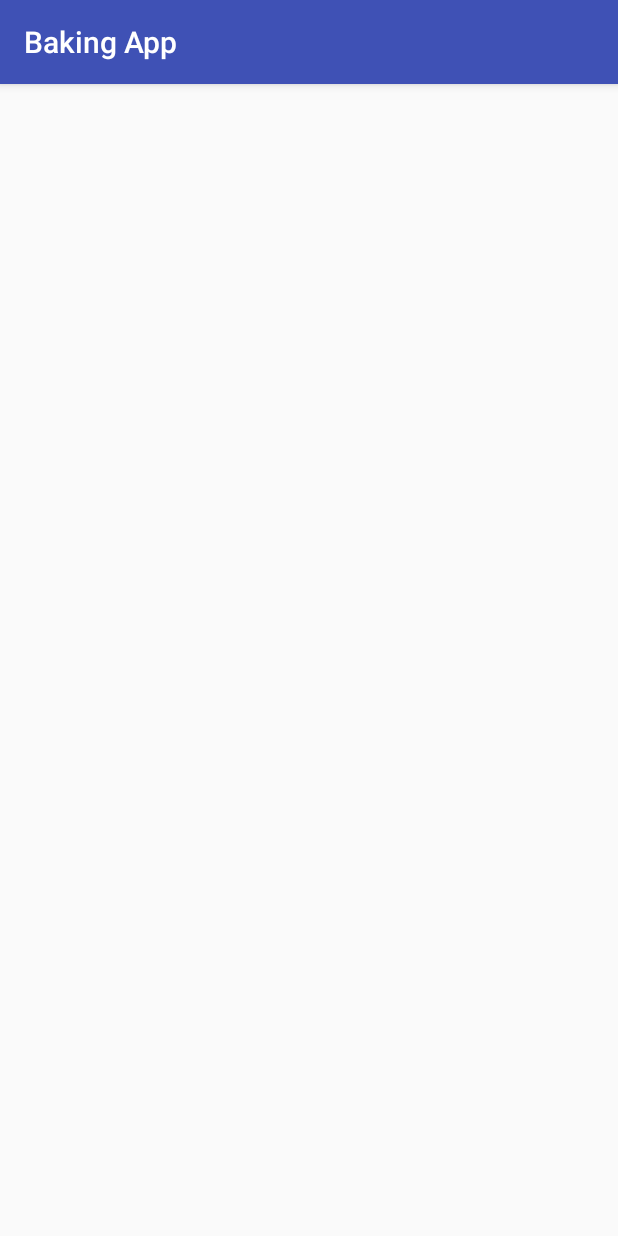
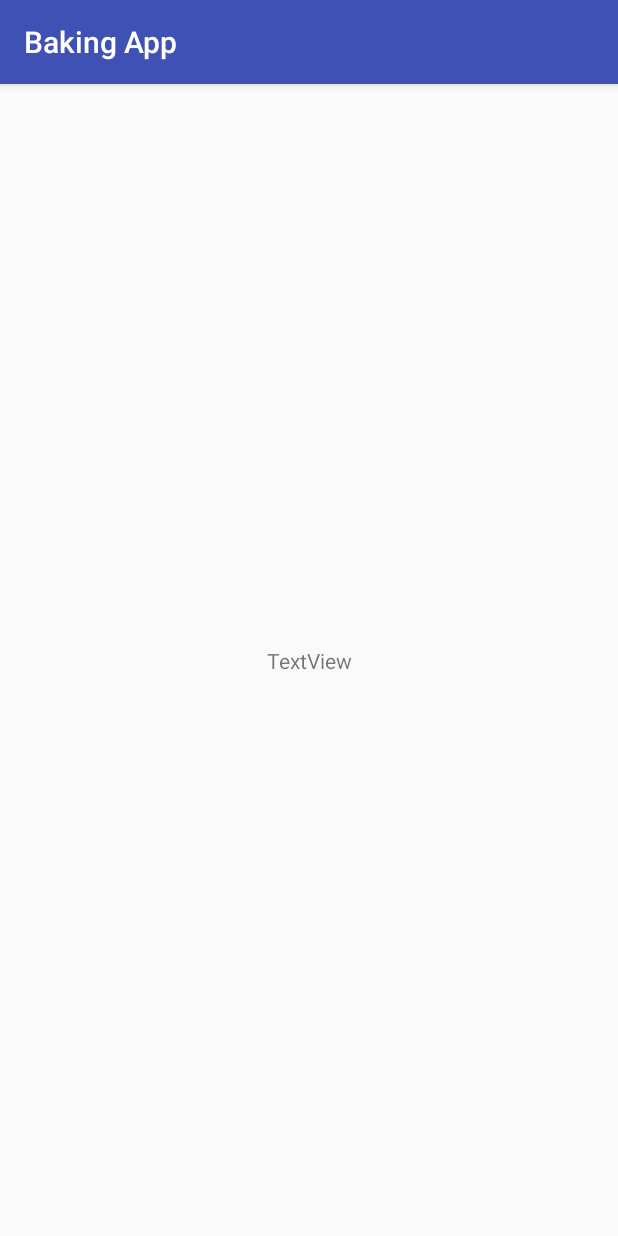
Before and after one commit to piotrwelpa/BakingApp, an Android app: the CakeDetailsActivity screen opened directly, with no data from a screen before it, on a phone screen of 412 x 824 dp. Run offline under Robolectric (Android 15) with nearby library versions, the phone set to English and light mode, and no system bars; 2 statements that could not run were skipped.

Commit message:
feat: add ingredients fragment
add sending cake object to Detail Activity

```diff
--- a/app/src/main/AndroidManifest.xml
+++ b/app/src/main/AndroidManifest.xml
@@ -19,7 +19,7 @@
                 <category android:name="android.intent.category.LAUNCHER" />
             </intent-filter>
         </activity>
-        <activity android:name=".CakeDetailsActivity"></activity>
+        <activity android:name=".ui.CakeDetailsActivity"></activity>
     </application>
 
 </manifest>
--- /dev/null
+++ b/app/src/main/java/com/example/piotr/bakingapp/ui/CakeDetailsActivity.java
@@ -0,0 +1,50 @@
+package com.example.piotr.bakingapp.ui;
+
+import android.content.res.Resources;
+import android.support.v4.app.FragmentManager;
+import android.support.v7.app.AppCompatActivity;
+import android.os.Bundle;
+
+import com.example.piotr.bakingapp.R;
+import com.example.piotr.bakingapp.model.Cake;
+import com.example.piotr.bakingapp.ui.adapter.MasterListAdapter;
+
+public class CakeDetailsActivity extends AppCompatActivity {
+
+    Cake cake;
+
+    @Override
+    protected void onCreate(Bundle savedInstanceState) {
+        super.onCreate(savedInstanceState);
+        setContentView(R.layout.activity_cake_details);
+
+        setCake(getIntent().getExtras().getParcelable(MasterListAdapter.KEY_CAKE_ITEM));
+        setTitle(cake.getName());
+
+        if (isPhone()){
+            populatePhoneUi();
+        }
+    }
+
+    private boolean isPhone() {
+        try {
+            getResources().getBoolean(R.bool.isTablet);
+            return false;
+        }catch(Resources.NotFoundException e){
+            return true;
+        }
+    }
+
+    private void setCake(Cake cake) {
+        this.cake = cake;
+    }
+
+    private void populatePhoneUi(){
+        IngredientsFragment ingredientsFragment = new IngredientsFragment();
+
+        FragmentManager fragmentManager = getSupportFragmentManager();
+        fragmentManager.beginTransaction()
+                .add(R.id.ingredients_container, ingredientsFragment)
+                .commit();
+    }
+}
--- /dev/null
+++ b/app/src/main/java/com/example/piotr/bakingapp/ui/IngredientsFragment.java
@@ -0,0 +1,37 @@
+package com.example.piotr.bakingapp.ui;
+
+import android.content.Context;
+import android.net.Uri;
+import android.os.Bundle;
+import android.support.v4.app.Fragment;
+import android.view.LayoutInflater;
+import android.view.View;
+import android.view.ViewGroup;
+
+import com.example.piotr.bakingapp.R;
+
+/**
+ * A simple {@link Fragment} subclass.
+ * Activities that contain this fragment must implement the
+ * {@link IngredientsFragment.OnFragmentInteractionListener} interface
+ * to handle interaction events.
+ * Use the {@link IngredientsFragment#newInstance} factory method to
+ * create an instance of this fragment.
+ */
+public class IngredientsFragment extends Fragment {
+
+
+    public IngredientsFragment() {
+        // Required empty public constructor
+    }
+
+
+    @Override
+    public View onCreateView(LayoutInflater inflater, ViewGroup container,
+                             Bundle savedInstanceState) {
+        // Inflate the layout for this fragment
+        return inflater.inflate(R.layout.fragment_ingredients, container, false);
+    }
+
+
+}
--- a/app/src/main/res/layout/activity_cake_details.xml
+++ b/app/src/main/res/layout/activity_cake_details.xml
@@ -1,9 +1,6 @@
-<?xml version="1.0" encoding="utf-8"?>
-<android.support.constraint.ConstraintLayout xmlns:android="http://schemas.android.com/apk/res/android"
-    xmlns:app="http://schemas.android.com/apk/res-auto"
-    xmlns:tools="http://schemas.android.com/tools"
+<FrameLayout
+    xmlns:android="http://schemas.android.com/apk/res/android"
+    android:id="@+id/ingredients_container"
     android:layout_width="match_parent"
     android:layout_height="match_parent"
-    tools:context=".CakeDetailsActivity">
-
-</android.support.constraint.ConstraintLayout>
+    />
--- /dev/null
+++ b/app/src/main/res/layout/fragment_ingredients.xml
@@ -0,0 +1,22 @@
+<?xml version="1.0" encoding="utf-8"?>
+<android.support.constraint.ConstraintLayout xmlns:android="http://schemas.android.com/apk/res/android"
+    xmlns:app="http://schemas.android.com/apk/res-auto"
+    xmlns:tools="http://schemas.android.com/tools"
+    android:layout_width="match_parent"
+    android:layout_height="match_parent"
+    tools:context=".ui.IngredientsFragment">
+
+    <TextView
+        android:id="@+id/textView"
+        android:layout_width="wrap_content"
+        android:layout_height="wrap_content"
+        android:layout_marginBottom="8dp"
+        android:layout_marginEnd="8dp"
+        android:layout_marginStart="8dp"
+        android:layout_marginTop="8dp"
+        android:text="TextView"
+        app:layout_constraintBottom_toBottomOf="parent"
+        app:layout_constraintEnd_toEndOf="parent"
+        app:layout_constraintStart_toStartOf="parent"
+        app:layout_constraintTop_toTopOf="parent" />
+</android.support.constraint.ConstraintLayout>
```
Also changed, not shown: app/src/main/java/com/example/piotr/bakingapp/CakeDetailsActivity.java (deleted, +0 -13 lines), app/src/main/java/com/example/piotr/bakingapp/ui/adapter/MasterListAdapter.java (+15 -4 lines).
